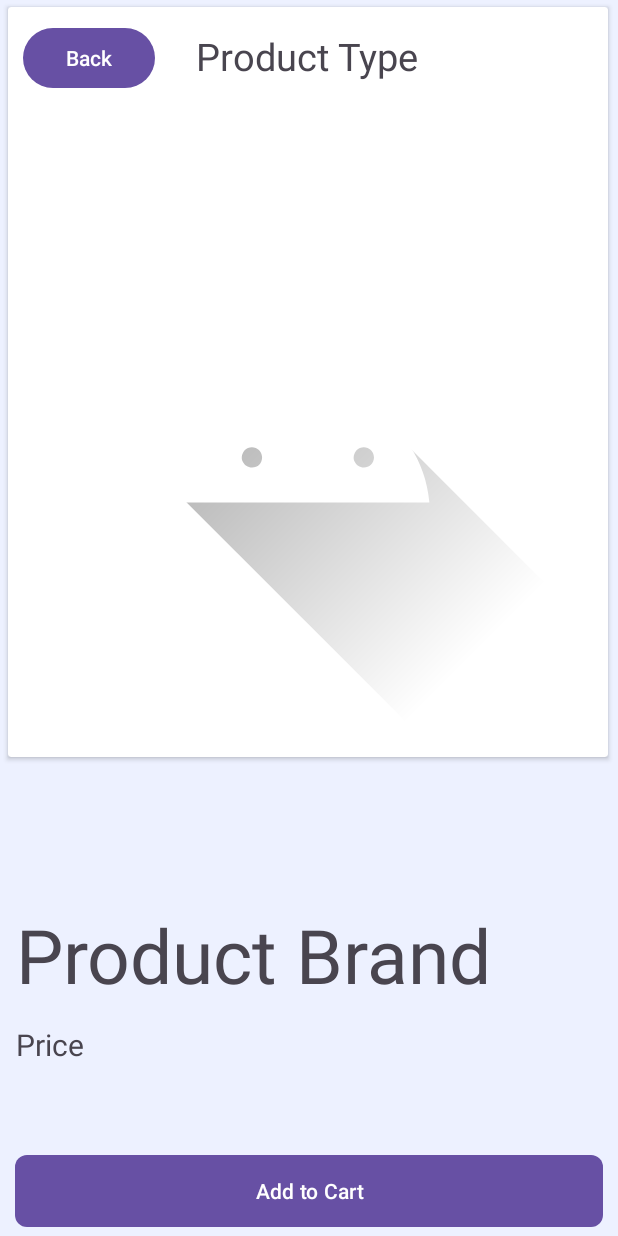
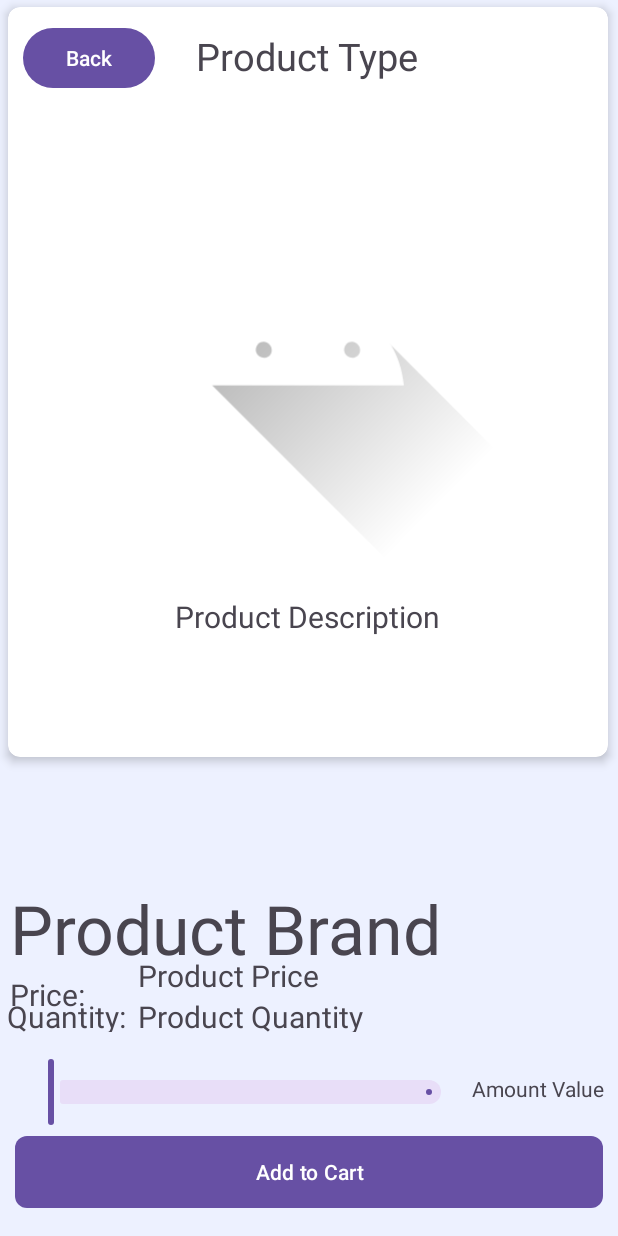
Before and after one commit to ashleyhi0-0/javapos, an Android app: the layout addtocart_cardview.xml on its own in the app's theme, with its tools: preview values and no code run, on a phone screen of 412 x 824 dp. Run offline under Robolectric (Android 15) with nearby library versions, the phone set to English and light mode, and no system bars.

Commit message:
Product Model

```diff
--- a/app/src/main/res/layout/addtocart_cardview.xml
+++ b/app/src/main/res/layout/addtocart_cardview.xml
@@ -10,6 +10,8 @@
         android:id="@+id/add2cart_cv"
         android:layout_width="400dp"
         android:layout_height="500dp"
+        app:cardCornerRadius="8dp"
+        app:cardElevation="4dp"
         android:layout_gravity="center"
         app:layout_constraintBottom_toBottomOf="parent"
         app:layout_constraintEnd_toEndOf="parent"
@@ -38,12 +40,21 @@
             android:layout_marginTop="10dp"
             android:text="Back" />
 
+        <TextView
+            android:id="@+id/description"
+            android:layout_width="wrap_content"
+            android:layout_height="wrap_content"
+            android:layout_gravity="center|bottom"
+            android:layout_marginBottom="80dp"
+            android:text="Product Description"
+            android:textSize="20dp"/>
+
 
         <ImageView
             android:id="@+id/product_image"
-            android:layout_width="380dp"
-            android:layout_height="380dp"
-            android:layout_marginTop="45dp"
+            android:layout_width="300dp"
+            android:layout_height="300dp"
+            android:layout_marginBottom="25dp"
             android:layout_gravity="center"
             android:src="@drawable/ic_launcher_foreground" />
 
@@ -54,26 +65,64 @@
         android:id="@+id/product_brand"
         android:layout_width="wrap_content"
         android:layout_height="wrap_content"
-        android:layout_marginBottom="100dp"
+        android:layout_marginBottom="108dp"
         android:text="Product Brand"
-        android:textSize="50dp"
+        android:textSize="45dp"
         app:layout_constraintBottom_toTopOf="@+id/add2cart_btn"
         app:layout_constraintEnd_toEndOf="parent"
-        app:layout_constraintHorizontal_bias="0.109"
+        app:layout_constraintHorizontal_bias="0.053"
         app:layout_constraintStart_toStartOf="parent" />
 
     <TextView
+        android:id="@+id/product_quantity"
+        android:layout_width="150dp"
+        android:layout_height="24dp"
+        android:text="Product Quantity"
+        android:textSize="20dp"
+        app:layout_constraintBottom_toBottomOf="parent"
+        app:layout_constraintEnd_toEndOf="parent"
+        app:layout_constraintHorizontal_bias="0.352"
+        app:layout_constraintStart_toStartOf="parent"
+        app:layout_constraintTop_toTopOf="parent"
+        app:layout_constraintVertical_bias="0.83" />
+
+    <TextView
+        android:id="@+id/product_price"
+        android:layout_width="144dp"
+        android:layout_height="25dp"
+        android:layout_marginStart="92dp"
+        android:text="Product Price"
+        android:textSize="20dp"
+        app:layout_constraintBottom_toBottomOf="parent"
+        app:layout_constraintStart_toStartOf="parent"
+        app:layout_constraintTop_toTopOf="parent"
+        app:layout_constraintVertical_bias="0.797" />
+
+    <TextView
         android:id="@+id/price"
-        android:layout_width="wrap_content"
-        android:layout_height="wrap_content"
-        android:text="Price"
+        android:layout_width="56dp"
+        android:layout_height="26dp"
+        android:text="Price:"
         android:textSize="20dp"
         app:layout_constraintBottom_toTopOf="@+id/add2cart_btn"
-        app:layout_constraintEnd_toEndOf="@+id/product_brand"
+        app:layout_constraintEnd_toEndOf="parent"
         app:layout_constraintHorizontal_bias="0.0"
         app:layout_constraintStart_toStartOf="@+id/product_brand"
         app:layout_constraintTop_toBottomOf="@+id/product_brand"
-        app:layout_constraintVertical_bias="0.175" />
+        app:layout_constraintVertical_bias="0.0" />
+
+    <TextView
+        android:id="@+id/quantity"
+        android:layout_width="84dp"
+        android:layout_height="24dp"
+        android:text="Quantity:"
+        android:textSize="20dp"
+        app:layout_constraintBottom_toBottomOf="parent"
+        app:layout_constraintEnd_toEndOf="parent"
+        app:layout_constraintHorizontal_bias="0.015"
+        app:layout_constraintStart_toStartOf="parent"
+        app:layout_constraintTop_toTopOf="parent"
+        app:layout_constraintVertical_bias="0.83" />
 
     <Button
         android:id="@+id/add2cart_btn"
@@ -82,15 +131,38 @@
         android:layout_gravity="bottom|center"
         android:layout_marginLeft="10dp"
         android:layout_marginRight="10dp"
-        android:layout_marginBottom="4dp"
         android:background="@drawable/shape_drawable"
         android:text="Add to Cart"
         app:layout_constraintBottom_toBottomOf="parent"
         app:layout_constraintEnd_toEndOf="parent"
-        app:layout_constraintHorizontal_bias="0.0"
+        app:layout_constraintHorizontal_bias="0.263"
         app:layout_constraintStart_toStartOf="parent"
         app:layout_constraintTop_toBottomOf="@+id/add2cart_cv"
-        app:layout_constraintVertical_bias="0.992" />
+        app:layout_constraintVertical_bias="0.931" />
+
+
+    <com.google.android.material.slider.Slider
+        android:id="@+id/amount_slider"
+        android:layout_width="296dp"
+        android:layout_height="33dp"
+        app:layout_constraintBottom_toBottomOf="parent"
+        app:layout_constraintEnd_toEndOf="parent"
+        app:layout_constraintHorizontal_bias="0.104"
+        app:layout_constraintStart_toStartOf="parent"
+        app:layout_constraintTop_toTopOf="parent"
+        app:layout_constraintVertical_bias="0.907" />
+
+    <TextView
+        android:id="@+id/amount_value"
+        android:layout_width="wrap_content"
+        android:layout_height="wrap_content"
+        android:text="Amount Value"
+        app:layout_constraintBottom_toBottomOf="parent"
+        app:layout_constraintEnd_toEndOf="parent"
+        app:layout_constraintHorizontal_bias="0.4"
+        app:layout_constraintStart_toEndOf="@+id/amount_slider"
+        app:layout_constraintTop_toTopOf="parent"
+        app:layout_constraintVertical_bias="0.89" />
 
 
 </androidx.constraintlayout.widget.ConstraintLayout>
```
